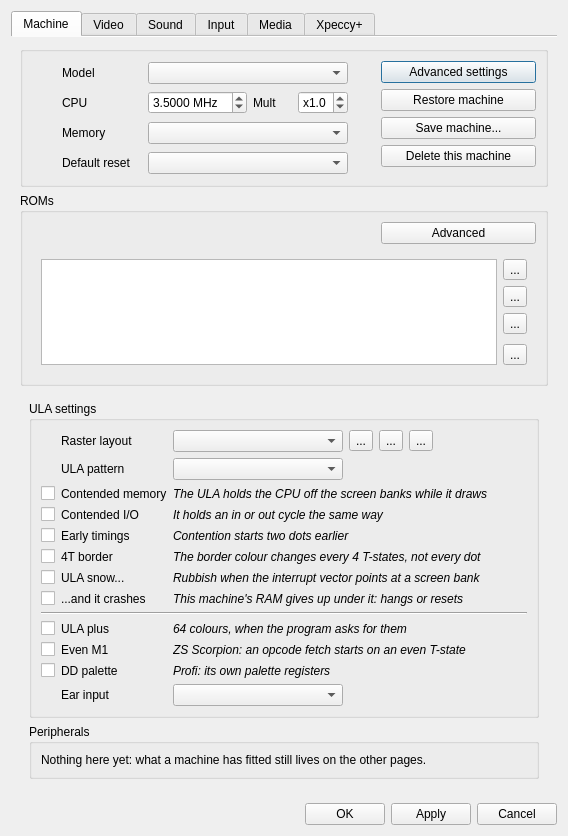
This is ui/setupwin.ui in Volutar/xpeccy-plus as Qt 5 draws it before an edit. The edited form follows.
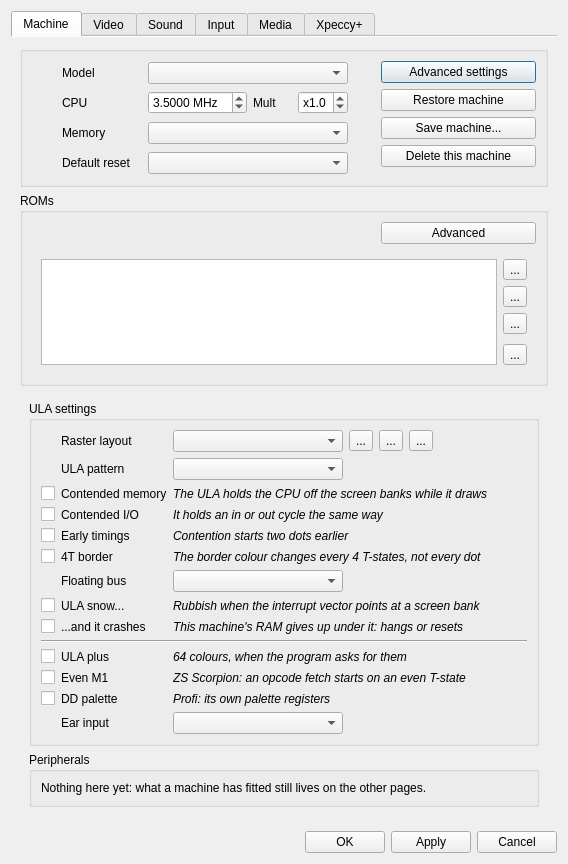
This is the edited form. Icons and pictures are not drawn. Custom widgets are drawn as their Qt base class.

Commit message:
floating bus on the machines that have one
A port nothing answers now reads back the byte the ULA is fetching for the
screen - the Sinclair way on the 48K, 128K and +2, the Amstrad way on the
+2A and +3, which needs its own ports and paging switched on. The clones
keep their port #FF, which gives the attribute being shown; it used to
answer on every unattached port and now answers only on #FF.

Which of these a machine does is `floatbus` in its own file and a row on the
Model page of Options. The phase was checked against Woodmass's Float48K
and Float128K.

```diff
--- a/ui/setupwin.ui
+++ b/ui/setupwin.ui
@@ -955,21 +955,69 @@
                  </property>
                 </widget>
                </item>
-               <item row="6" column="0">
-                <widget class="QCheckBox" name="cbSnow">
-                 <property name="text">
-                  <string/>
-                 </property>
-                </widget>
-               </item>
                <item row="6" column="1">
+                <widget class="QLabel" name="nam_cbFloatBus">
+                 <property name="toolTip">
+                  <string>What a port nothing answers reads back:
+none - #FF
+ULA - the byte the 48K/128K ULA is fetching
+gate array - the same on a +2A/+3, on its own ports
+port #FF - the clones: the attribute being shown</string>
+                 </property>
+                 <property name="text">
+                  <string>Floating bus</string>
+                 </property>
+                </widget>
+               </item>
+               <item row="6" column="2">
+                <layout class="QHBoxLayout" name="hl_cbFloatBus">
+                 <item>
+                  <widget class="QComboBox" name="cbFloatBus">
+                   <property name="toolTip">
+                    <string>What a port nothing answers reads back:
+none - #FF
+ULA - the byte the 48K/128K ULA is fetching
+gate array - the same on a +2A/+3, on its own ports
+port #FF - the clones: the attribute being shown</string>
+                   </property>
+                   <property name="minimumSize">
+                    <size>
+                     <width>170</width>
+                     <height>0</height>
+                    </size>
+                   </property>
+                  </widget>
+                 </item>
+                 <item>
+                  <spacer name="sp_cbFloatBus">
+                   <property name="orientation">
+                    <enum>Qt::Horizontal</enum>
+                   </property>
+                   <property name="sizeHint" stdset="0">
+                    <size>
+                     <width>10</width>
+                     <height>20</height>
+                    </size>
+                   </property>
+                  </spacer>
+                 </item>
+                </layout>
+               </item>
+               <item row="7" column="0">
+                <widget class="QCheckBox" name="cbSnow">
+                 <property name="text">
+                  <string/>
+                 </property>
+                </widget>
+               </item>
+               <item row="7" column="1">
                 <widget class="QLabel" name="nam_cbSnow">
                  <property name="text">
                   <string>ULA snow...</string>
                  </property>
                 </widget>
                </item>
-               <item row="6" column="2">
+               <item row="7" column="2">
                 <widget class="QLabel" name="lab_cbSnow">
                  <property name="font">
                   <font>
@@ -981,21 +1029,21 @@
                  </property>
                 </widget>
                </item>
-               <item row="7" column="0">
+               <item row="8" column="0">
                 <widget class="QCheckBox" name="cbSnowCrash">
                  <property name="text">
                   <string/>
                  </property>
                 </widget>
                </item>
-               <item row="7" column="1">
+               <item row="8" column="1">
                 <widget class="QLabel" name="nam_cbSnowCrash">
                  <property name="text">
                   <string>...and it crashes</string>
                  </property>
                 </widget>
                </item>
-               <item row="7" column="2">
+               <item row="8" column="2">
                 <widget class="QLabel" name="lab_cbSnowCrash">
                  <property name="font">
                   <font>
@@ -1007,28 +1055,28 @@
                  </property>
                 </widget>
                </item>
-               <item row="8" column="0" colspan="3">
+               <item row="9" column="0" colspan="3">
                 <widget class="Line" name="advline_1">
                  <property name="orientation">
                   <enum>Qt::Horizontal</enum>
                  </property>
                 </widget>
                </item>
-               <item row="9" column="0">
+               <item row="10" column="0">
                 <widget class="QCheckBox" name="ulaPlus">
                  <property name="text">
                   <string/>
                  </property>
                 </widget>
                </item>
-               <item row="9" column="1">
+               <item row="10" column="1">
                 <widget class="QLabel" name="nam_ulaPlus">
                  <property name="text">
                   <string>ULA plus</string>
                  </property>
                 </widget>
                </item>
-               <item row="9" column="2">
+               <item row="10" column="2">
                 <widget class="QLabel" name="lab_ulaPlus">
                  <property name="font">
                   <font>
@@ -1040,21 +1088,21 @@
                  </property>
                 </widget>
                </item>
-               <item row="10" column="0">
+               <item row="11" column="0">
                 <widget class="QCheckBox" name="scrpwait">
                  <property name="text">
                   <string/>
                  </property>
                 </widget>
                </item>
-               <item row="10" column="1">
+               <item row="11" column="1">
                 <widget class="QLabel" name="nam_scrpwait">
                  <property name="text">
                   <string>Even M1</string>
                  </property>
                 </widget>
                </item>
-               <item row="10" column="2">
+               <item row="11" column="2">
                 <widget class="QLabel" name="lab_scrpwait">
                  <property name="font">
                   <font>
@@ -1066,21 +1114,21 @@
                  </property>
                 </widget>
                </item>
-               <item row="11" column="0">
+               <item row="12" column="0">
                 <widget class="QCheckBox" name="cbDDp">
                  <property name="text">
                   <string/>
                  </property>
                 </widget>
                </item>
-               <item row="11" column="1">
+               <item row="12" column="1">
                 <widget class="QLabel" name="nam_cbDDp">
                  <property name="text">
                   <string>DD palette</string>
                  </property>
                 </widget>
                </item>
-               <item row="11" column="2">
+               <item row="12" column="2">
                 <widget class="QLabel" name="lab_cbDDp">
                  <property name="font">
                   <font>
@@ -1092,7 +1140,7 @@
                  </property>
                 </widget>
                </item>
-               <item row="12" column="1">
+               <item row="13" column="1">
                 <widget class="QLabel" name="nam_cbEarBack">
                  <property name="toolTip">
                   <string>What bit 6 of port #FE reads back with no tape playing:
@@ -1105,7 +1153,7 @@
                  </property>
                 </widget>
                </item>
-               <item row="12" column="2">
+               <item row="13" column="2">
                 <layout class="QHBoxLayout" name="hl_cbEarBack">
                  <item>
                   <widget class="QComboBox" name="cbEarBack">
```
The commit also changes 35 other files.
